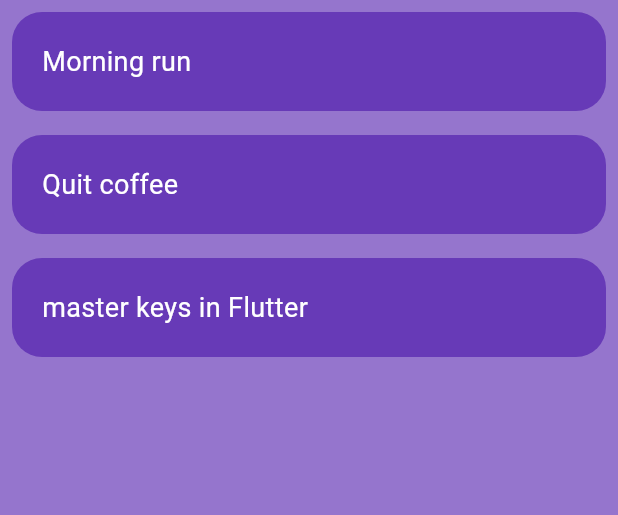
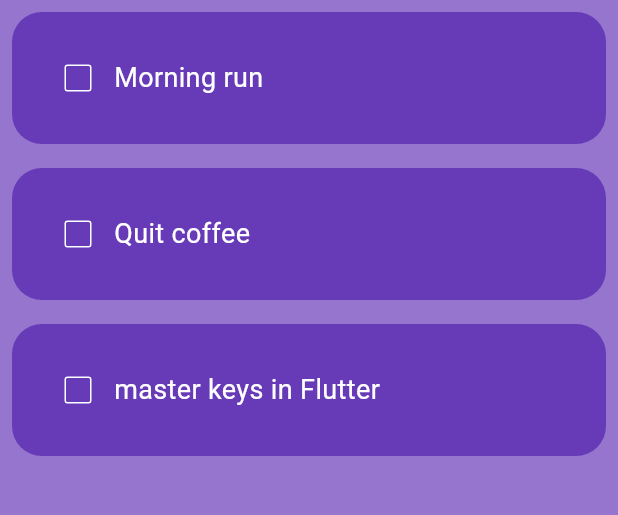
Before and after one commit to AmitAswal-lab/todo, a Flutter app: the screen it shows after launch, on a phone screen of 412 x 824 dp, the part 84-599 px from its top. Run offline on Flutter 3.47's test engine with Material 3 defaults, Android fonts, the phone set to English and light mode, and no system bars.

Commit message:
Added CheckBox toggle feature

```diff
--- a/lib/home_page.dart
+++ b/lib/home_page.dart
@@ -20,6 +20,13 @@ class _HomePageState extends State<HomePage>{
     ["Quit coffee", false],
     ["master keys in Flutter", false]
   ];
+
+  void checkboxChanged(int index){
+    setState(() {
+      todoList[index][1] = !todoList[index][1];
+    });
+  }
+
   @override
   Widget build(BuildContext context) {
     return Scaffold(
@@ -32,7 +39,10 @@ class _HomePageState extends State<HomePage>{
       body: ListView.builder(
         itemCount: todoList.length,
         itemBuilder: (BuildContext context, index){
-          return TodoListview(listItemName: todoList[index][0]);
+          return TodoListview(
+            listItemName: todoList[index][0],
+            tick: todoList[index][1],
+            ontapCheckBox: (value) => checkboxChanged(index));
       }),
     );
   }
--- a/lib/todo_listview.dart
+++ b/lib/todo_listview.dart
@@ -1,9 +1,16 @@
 import 'package:flutter/material.dart';
 
-class TodoListview extends StatelessWidget{
-  const TodoListview({super.key, required this.listItemName});
+class TodoListview extends StatelessWidget {
+  const TodoListview({
+    super.key,
+    required this.listItemName,
+    required this.tick,
+    required this.ontapCheckBox,
+  });
 
   final String listItemName;
+  final bool tick;
+  final Function(bool?)? ontapCheckBox;
 
   @override
   Widget build(BuildContext context) {
@@ -15,12 +22,26 @@ class TodoListview extends StatelessWidget{
           color: Colors.deepPurple,
         ),
         padding: EdgeInsets.all(20),
-              child: Text(
+        child: Row(
+          children: [
+            Checkbox(
+              value: tick,
+              onChanged: ontapCheckBox,
+              side: BorderSide(color: Colors.white),
+              checkColor: Colors.black,
+              activeColor: Colors.white,),
+            Text(
               listItemName,
               style: TextStyle(
                 color: Colors.white,
                 fontSize: 18,
-                ),),
+                decoration: tick ? TextDecoration.lineThrough : TextDecoration.none,
+                decorationColor: Colors.white,
+                decorationThickness: 2),
+
+            ),
+          ],
+        ),
       ),
     );
   }
```
Also changed, not shown: lib/main.dart (line endings or trailing spaces). Lines whose indentation alone changed are shown as unchanged.
